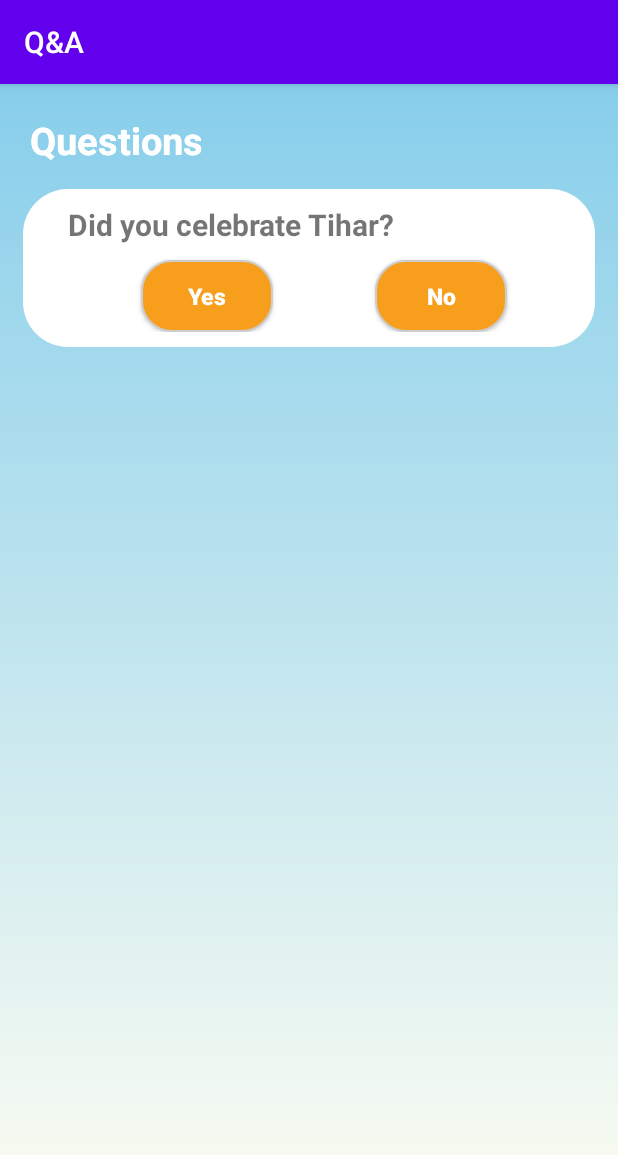
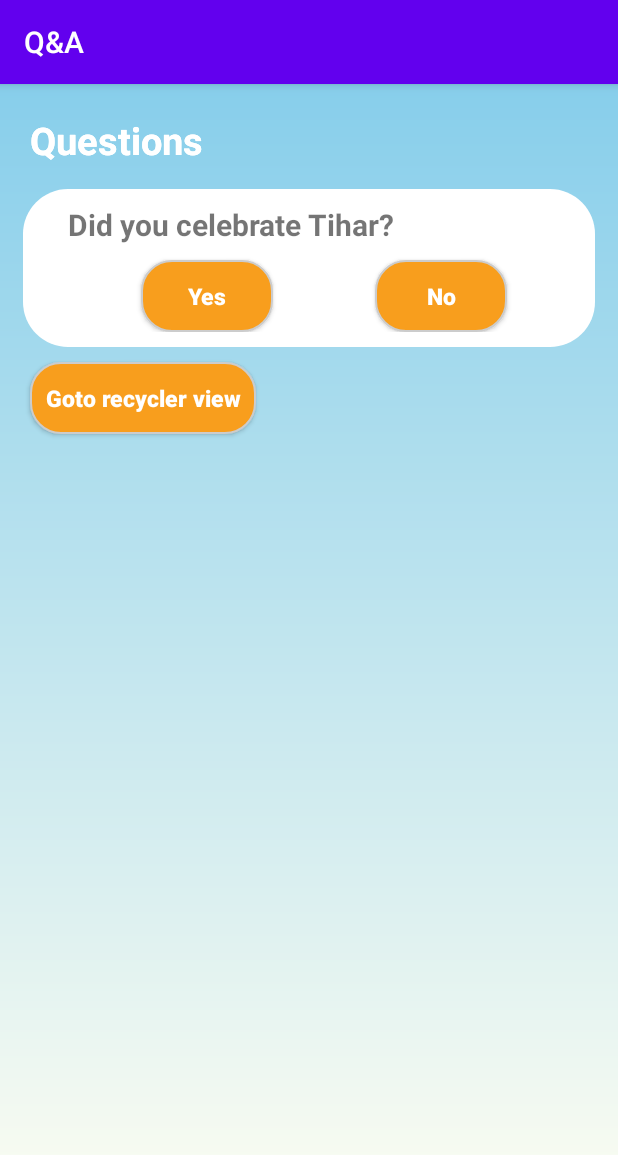
Before and after one commit to alisha-budhathoki/Q-A, an Android app: the screen it shows after launch (MainActivity), on a phone screen of 412 x 824 dp. Shown: the top 1155 px of the screen. Run offline under Robolectric (Android 15) with nearby library versions, the phone set to English and light mode, and no system bars; our stand-ins replace Firebase (no records; nobody signed in at launch, a user with empty details on screens opened directly).

Commit message:
recycler view added

```diff
--- a/app/build.gradle
+++ b/app/build.gradle
@@ -27,6 +27,7 @@ dependencies {
     implementation fileTree(dir: "libs", include: ["*.jar"])
     implementation 'androidx.appcompat:appcompat:1.2.0'
     implementation 'androidx.constraintlayout:constraintlayout:2.0.2'
+    implementation 'com.android.support:support-compat:28.0.0'
     implementation 'com.google.firebase:firebase-database:19.5.1'
     testImplementation 'junit:junit:4.12'
     androidTestImplementation 'androidx.test.ext:junit:1.1.2'
@@ -34,6 +35,7 @@ dependencies {
     implementation 'androidx.cardview:cardview:1.0.0'
     implementation platform('com.google.firebase:firebase-bom:26.1.0')
     implementation 'com.google.firebase:firebase-analytics'
+    implementation 'com.google.android.material:material:1.0.0'
 
     implementation platform('com.google.firebase:firebase-bom:26.1.0')
 
--- a/app/src/main/AndroidManifest.xml
+++ b/app/src/main/AndroidManifest.xml
@@ -9,7 +9,8 @@
         android:roundIcon="@mipmap/ic_launcher_round"
         android:supportsRtl="true"
         android:theme="@style/AppTheme">
-        <activity android:name=".NotificationDetailActivity"></activity>
+        <activity android:name=".ItemActivity"></activity>
+        <activity android:name=".NotificationDetailActivity" />
         <activity android:name=".MainActivity">
             <intent-filter>
                 <action android:name="android.intent.action.MAIN" />
--- a/app/src/main/java/com/alisha/qa/MainActivity.java
+++ b/app/src/main/java/com/alisha/qa/MainActivity.java
@@ -20,7 +20,7 @@ import com.google.firebase.database.FirebaseDatabase;
 
 
 public class MainActivity extends AppCompatActivity {
-    Button yesTxt, noTxt;
+    Button yesTxt, noTxt, btnGotoAnother;
     DatabaseReference databaseReference;
     String message;
 
@@ -28,9 +28,11 @@ public class MainActivity extends AppCompatActivity {
     protected void onCreate(Bundle savedInstanceState) {
         super.onCreate(savedInstanceState);
         setContentView(R.layout.activity_main);
+
         databaseReference = FirebaseDatabase.getInstance().getReference("answers");
         yesTxt = findViewById(R.id.answr1);
         noTxt = findViewById(R.id.answr2);
+        btnGotoAnother = findViewById(R.id.gotoAnotherPage);
 
         yesTxt.setOnClickListener(new View.OnClickListener() {
             @Override
@@ -46,6 +48,13 @@ public class MainActivity extends AppCompatActivity {
             }
         });
 
+        btnGotoAnother.setOnClickListener(new View.OnClickListener() {
+            @Override
+            public void onClick(View v) {
+                Intent intentGo = new Intent(getApplicationContext(), ItemActivity.class);
+                startActivity(intentGo);
+            }
+        });
         FirebaseDatabase database = FirebaseDatabase.getInstance();
         DatabaseReference myRef = database.getReference("message");
 
--- a/app/src/main/res/layout/activity_main.xml
+++ b/app/src/main/res/layout/activity_main.xml
@@ -36,6 +36,7 @@
         app:layout_constraintTop_toTopOf="parent" />
 
         <androidx.constraintlayout.widget.ConstraintLayout
+            android:id="@+id/constraintLayout"
             android:background="@drawable/shapes"
             android:layout_width="match_parent"
             android:layout_height="wrap_content"
@@ -88,6 +89,25 @@
                 app:layout_constraintLeft_toRightOf="@+id/answr1"
                 app:layout_constraintTop_toBottomOf="@+id/qstn1" />
 
+
         </androidx.constraintlayout.widget.ConstraintLayout>
+    <Button
+        android:id="@+id/gotoAnotherPage"
+        android:layout_width="wrap_content"
+        android:layout_height="wrap_content"
+        android:text="Goto recycler view"
+        android:textAllCaps="false"
+        android:background="@drawable/layer_list"
+        android:textColor="@color/white"
+        android:padding="10dp"
+        android:textStyle="bold"
+        android:textSize="15sp"
+        android:layout_marginTop="10dp"
+        android:layout_marginLeft="20dp"
+        app:layout_constraintRight_toRightOf="parent"
+        app:layout_constraintStart_toStartOf="parent"
+        app:layout_constraintTop_toBottomOf="@+id/constraintLayout"
+        />
+
 
 </androidx.constraintlayout.widget.ConstraintLayout>
```
Also changed, not shown: app/src/main/java/com/alisha/qa/FavouriteAdapter.java (added, +60 -0 lines), app/src/main/java/com/alisha/qa/FavouriteModel.java (added, +26 -0 lines), app/src/main/java/com/alisha/qa/ItemActivity.java (added, +46 -0 lines), app/src/main/res/layout/activity_item.xml (added, +24 -0 lines), app/src/main/res/layout/item_favourite.xml (added, +41 -0 lines), app/src/main/res/drawable-v24/bkgrnd.jpg (added).
